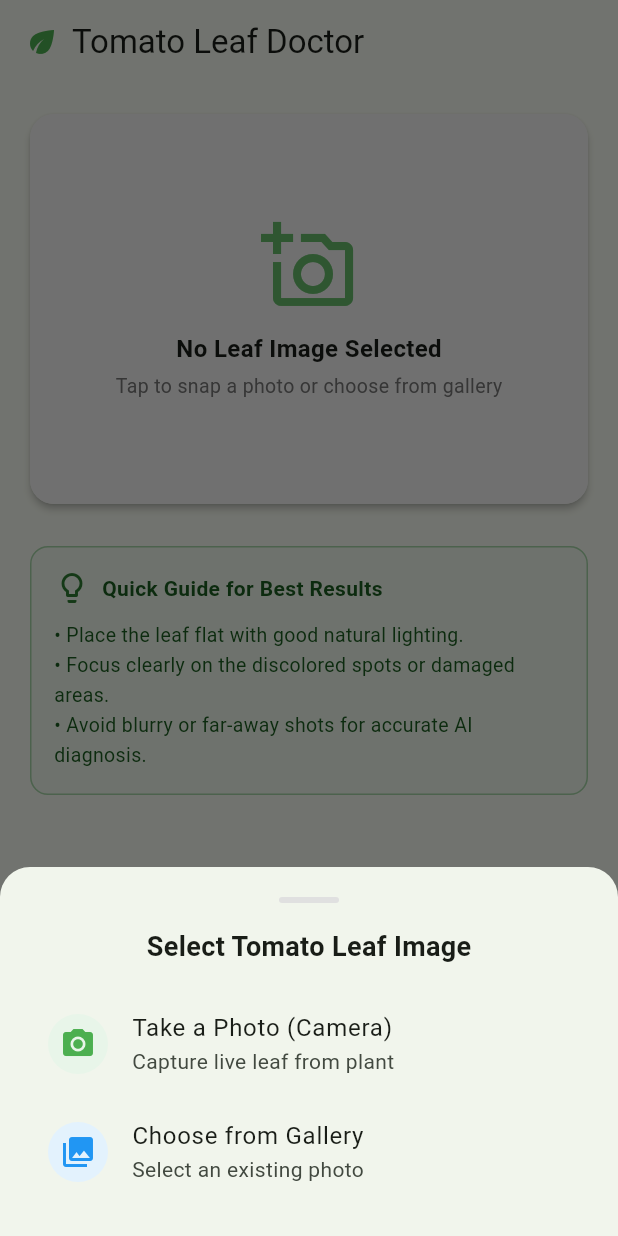
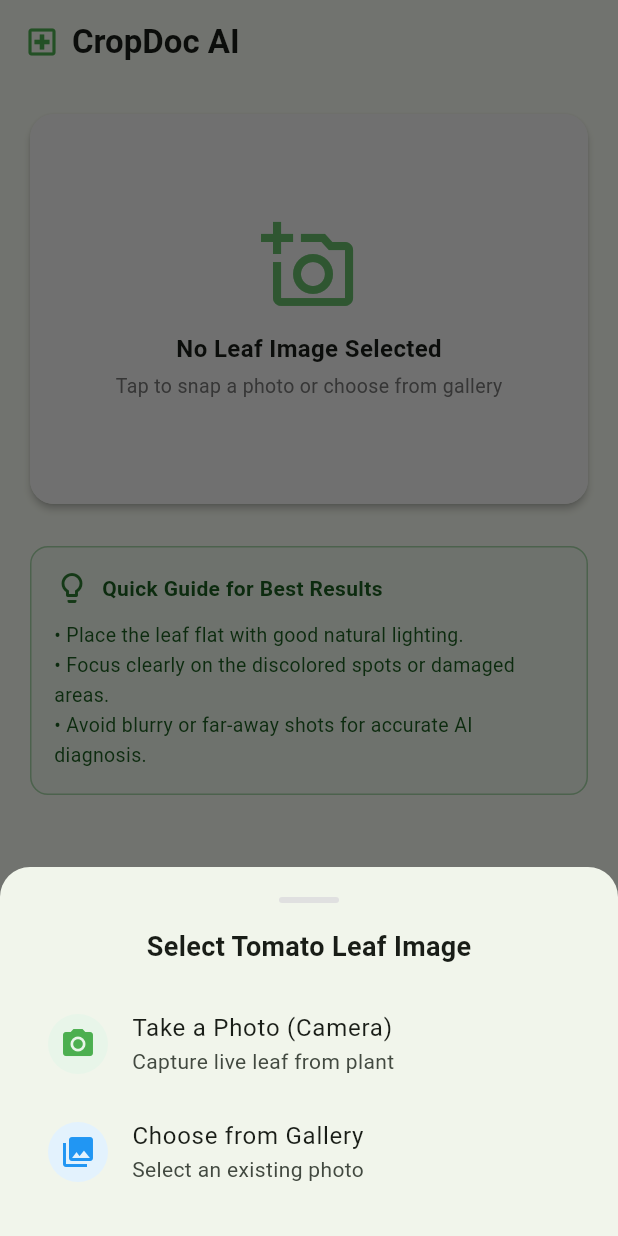
Before and after one commit to ChoyonBonik/cropdoc-ai, a Flutter app: the screen it shows after launch, after a tap on "No Leaf Image Selected", on a phone screen of 412 x 824 dp. Run offline on Flutter 3.47's test engine with Material 3 defaults, Android fonts, the phone set to English and light mode, and no system bars; our stand-ins replace google_generative_ai, image_picker.

Commit message:
Branding: Update project name and identity to CropDoc AI

```diff
--- a/lib/main.dart
+++ b/lib/main.dart
@@ -3,20 +3,20 @@ import 'screens/dashboard_screen.dart';
 
 void main() {
   WidgetsFlutterBinding.ensureInitialized();
-  runApp(const TomatoDiseaseDetectorApp());
+  runApp(const CropDocApp());
 }
 
-class TomatoDiseaseDetectorApp extends StatelessWidget {
-  const TomatoDiseaseDetectorApp({super.key});
+class CropDocApp extends StatelessWidget {
+  const CropDocApp({super.key});
 
   @override
   Widget build(BuildContext context) {
     return MaterialApp(
-      title: 'Tomato Disease Detector',
+      title: 'CropDoc AI',
       debugShowCheckedModeBanner: false,
       theme: ThemeData(
         colorScheme: ColorScheme.fromSeed(
-          seedColor: Colors.green,
+          seedColor: const Color(0xFF2E7D32), // Emerald Forest Green
           brightness: Brightness.light,
         ),
         useMaterial3: true,
--- a/lib/screens/dashboard_screen.dart
+++ b/lib/screens/dashboard_screen.dart
@@ -148,9 +148,12 @@ class _DashboardScreenState extends State<DashboardScreen> {
       appBar: AppBar(
         title: const Row(
           children: [
-            Icon(Icons.eco, color: Colors.green),
+            Icon(Icons.local_hospital_outlined, color: Colors.green),
             SizedBox(width: 8),
-            Text('Tomato Leaf Doctor'),
+            Text(
+              'CropDoc AI',
+              style: TextStyle(fontWeight: FontWeight.bold),
+            ),
           ],
         ),
         actions: [
```
Also changed, not shown: 4 other files.
